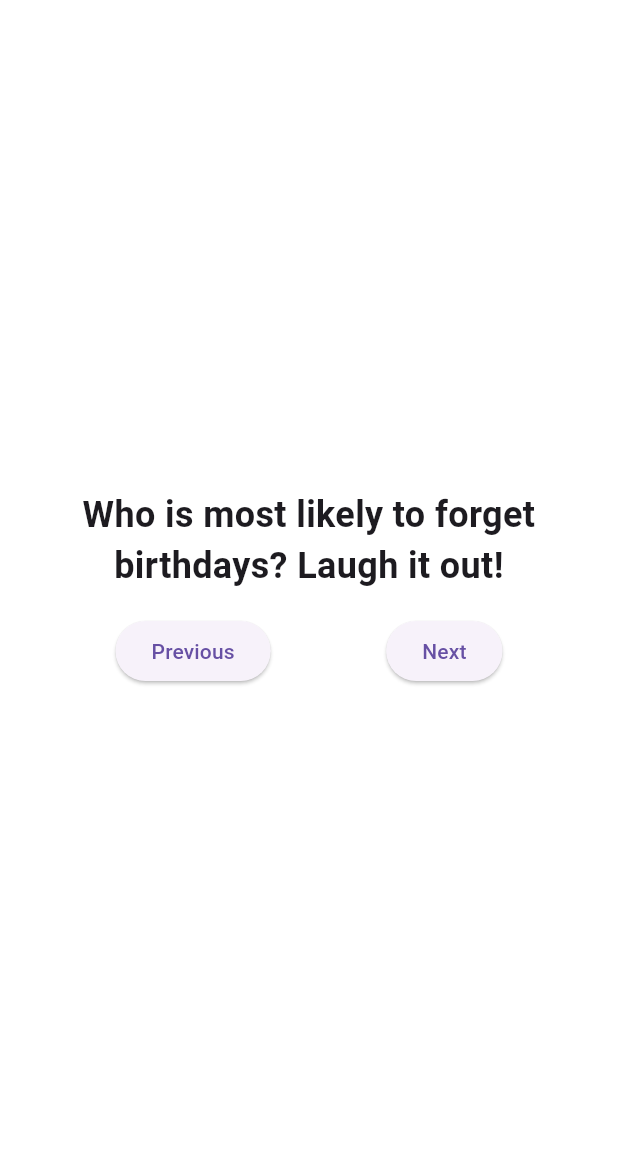
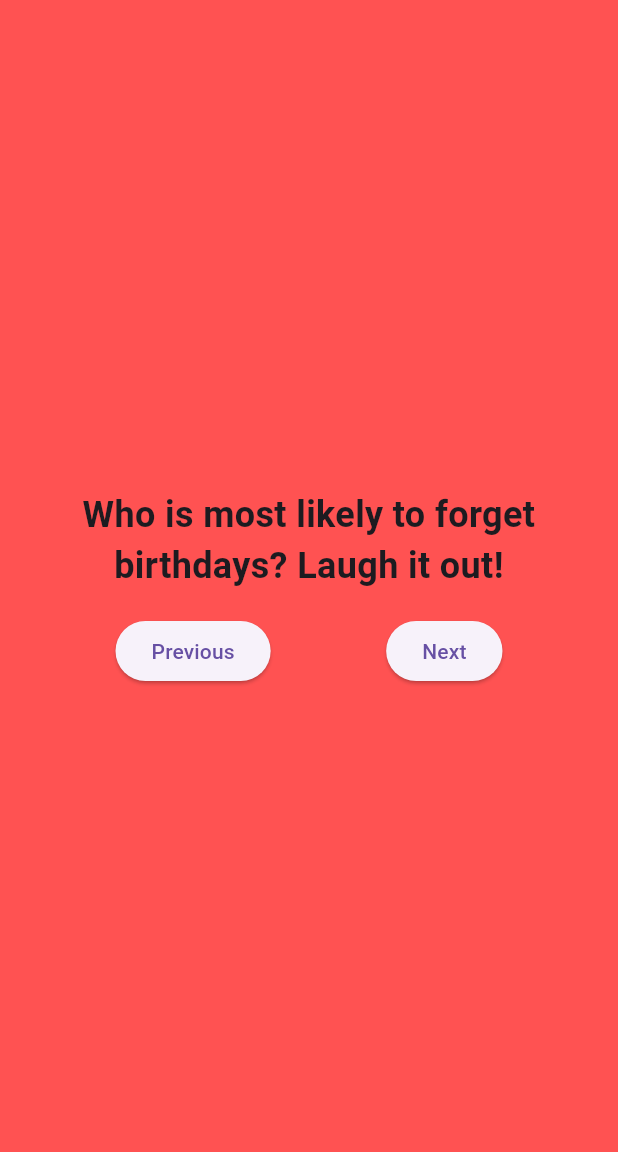
Before and after one commit to joochourd/party_games, a Flutter app: the TextDisplayWidget screen opened directly, after a tap on "Next", on a phone screen of 412 x 824 dp, the part 84-1236 px from its top. Run offline on Flutter 3.47's test engine with Material 3 defaults, Android fonts, the phone set to English and light mode, and no system bars; generated files the repository leaves out were written again.

Commit message:
Added background color to the text_widget

```diff
--- a/assets/json/texts.json
+++ b/assets/json/texts.json
@@ -1,7 +1,7 @@
 {
   "texts": [
     {"text": "Who has the longest hair? Point to the person.", "type": "text"},
-    {"text": "Who is most likely to forget birthdays? Laugh it out!", "type": "text"},
+    {"text": "Who is most likely to forget birthdays? Laugh it out!", "type": "virus"},
     {"text": "Who is the best dancer? Show some moves!", "type": "challenge"}
   ]
 }
--- a/lib/src/sample_feature/text_widget.dart
+++ b/lib/src/sample_feature/text_widget.dart
@@ -47,6 +47,22 @@ class _TextDisplayWidgetState extends State<TextDisplayWidget> {
     });
   }
 
+  Color _getBackgroundColorForSentenceType() {
+  if (_currentIndex == 0) {return Colors.white;}
+  var text = _texts[_currentIndex];
+  switch (text.type) {
+    case SentenceType.virus:
+      return Colors.redAccent; // Example color for 'virus' type
+    case SentenceType.text:
+      return Colors.white; // Example color for 'text' type
+    case SentenceType.challenge:
+      return Colors.blueAccent; // Example color for 'challenge' type
+    default:
+      return Colors.white; // Default color
+  }
+}
+
+
   @override
   Widget build(BuildContext context) {
     return Scaffold(
@@ -58,7 +74,7 @@ class _TextDisplayWidgetState extends State<TextDisplayWidget> {
               .pop(), // Ensures back navigation is possible
         ),
       ),
-      backgroundColor: Colors.white,
+      backgroundColor: _getBackgroundColorForSentenceType(),
       body: _texts.isEmpty
           ? const Center(child: CircularProgressIndicator())
           : Column(
```
